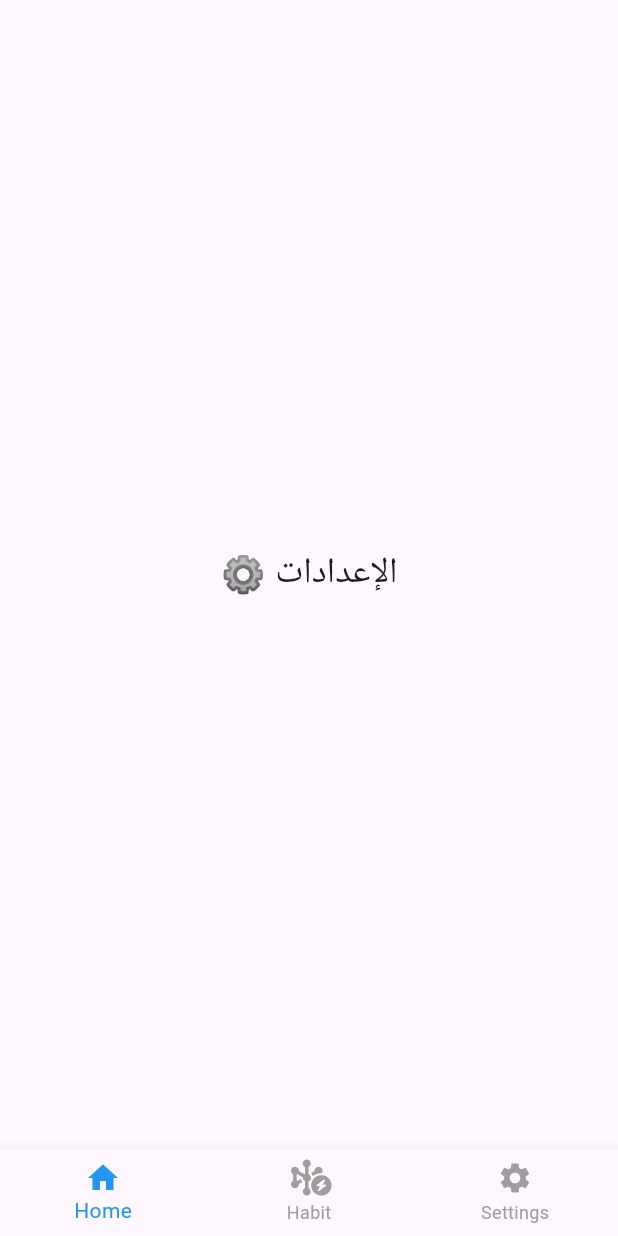
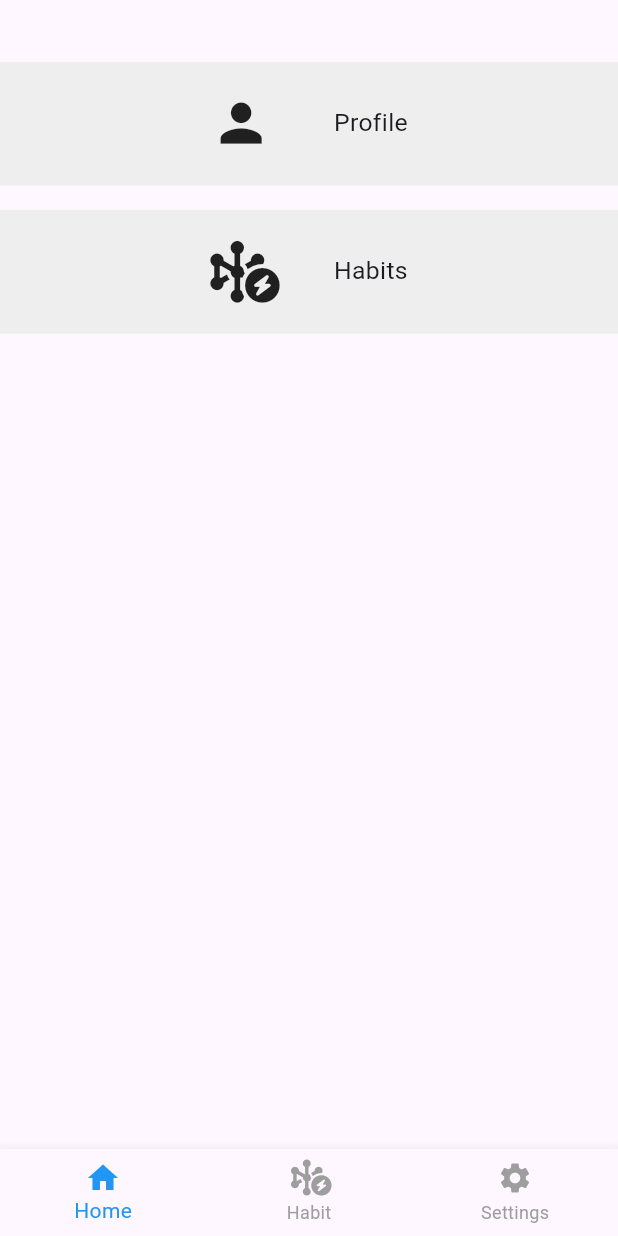
Before and after one commit to alexebe123/my_life, a Flutter app: the BaseScreen screen opened by its route, swiped to page 3, on a phone screen of 412 x 824 dp. Run offline on Flutter 3.47's test engine with Material 3 defaults, Android fonts, the light colour scheme and no system bars; our stand-ins replace cloud_firestore, connectivity_plus, firebase_auth, firebase_core, flutter_image_compress, flutter_svg and 6 more; missing offline and left inert: ntp; accounts and stored records are empty; network calls fail.

Commit message:
add setting screen

```diff
--- a/lib/main.dart
+++ b/lib/main.dart
@@ -7,6 +7,8 @@ import 'package:my_life/screen/habit%20screens/habit_screen.dart';
 import 'package:my_life/screen/login%20system/login_screen.dart';
 import 'package:my_life/screen/main_screen.dart';
 import 'package:my_life/screen/login%20system/splash_screen.dart';
+import 'package:my_life/screen/profile_screen.dart';
+import 'package:my_life/screen/setting_screen.dart';
 import 'package:provider/provider.dart';
 import 'package:flutter_localizations/flutter_localizations.dart';
 import 'package:cloud_firestore/cloud_firestore.dart';
@@ -58,6 +60,8 @@ class MyApp extends StatelessWidget {
               HabitScreen.screenRoute: (context) => const HabitScreen(),
               CreateHabitScreen.screenRoute:
                   (context) => const CreateHabitScreen(),
+              ProfileScreen.screenRoute: (context) => const ProfileScreen(),
+              SettingScreen.screenRoute: (context) => const SettingScreen(),
             },
           );
         },
--- a/lib/screen/base_screen.dart
+++ b/lib/screen/base_screen.dart
@@ -2,6 +2,7 @@ import 'package:flutter/material.dart';
 import 'package:font_awesome_flutter/font_awesome_flutter.dart';
 import 'package:my_life/screen/habit%20screens/habit_screen.dart';
 import 'package:my_life/screen/main_screen.dart';
+import 'package:my_life/screen/setting_screen.dart';
 
 class BaseScreen extends StatefulWidget {
   const BaseScreen({super.key});
@@ -24,7 +25,7 @@ class _BaseScreenState extends State<BaseScreen> {
   final List<Widget> _pages = [
     MainScreen(),
     HabitScreen(),
-    const Center(child: Text('⚙️ الإعدادات', style: TextStyle(fontSize: 24))),
+    SettingScreen(),
   ];
   @override
   Widget build(BuildContext context) {
--- /dev/null
+++ b/lib/screen/setting_screen.dart
@@ -0,0 +1,53 @@
+import 'package:flutter/material.dart';
+import 'package:font_awesome_flutter/font_awesome_flutter.dart';
+import 'package:sizer/sizer.dart';
+
+class SettingScreen extends StatefulWidget {
+  const SettingScreen({super.key});
+  static const screenRoute = 'setting_screen';
+  @override
+  State<SettingScreen> createState() => _SettingScreenState();
+}
+
+class _SettingScreenState extends State<SettingScreen> {
+  @override
+  Widget build(BuildContext context) {
+    return Scaffold(
+      body: Column(
+        children: [
+          SizedBox(height: 5.h),
+          SettingContainer(icon: Icons.person, title: 'Profile'),
+          SizedBox(height: 2.h),
+          SettingContainer(
+            icon: FontAwesomeIcons.hexagonNodesBolt,
+            title: 'Habits',
+          ),
+        ],
+      ),
+    );
+  }
+}
+
+class SettingContainer extends StatelessWidget {
+  const SettingContainer({super.key, required this.icon, required this.title});
+
+  final IconData icon;
+  final String title;
+
+  @override
+  Widget build(BuildContext context) {
+    return Container(
+      color: Colors.grey[200],
+      width: double.infinity,
+      height: 10.h,
+      child: Row(
+        mainAxisAlignment: MainAxisAlignment.center,
+        children: [
+          Icon(icon, size: 30.sp),
+          SizedBox(width: 10.w),
+          Text(title, style: TextStyle(fontSize: 12.sp)),
+        ],
+      ),
+    );
+  }
+}
```
Also changed, not shown: lib/screen/habit screens/habit_screen.dart (+1 -16 lines), lib/screen/profile_screen.dart (added, +15 -0 lines).
